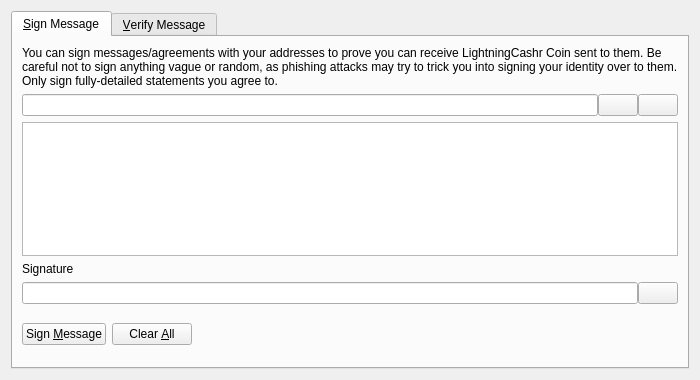
kryptoin/LightningCash-R, file src/qt/forms/signverifymessagedialog.ui: the form before one commit.
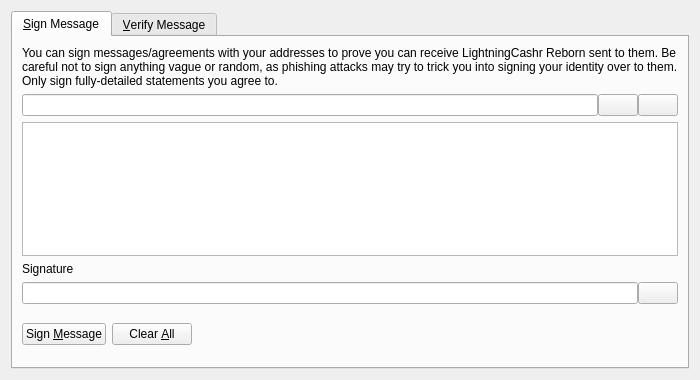
The form after the commit. Icons and pictures are not drawn. Custom widgets are drawn as their Qt base class.

The edit to the form file:
```diff
--- a/src/qt/forms/signverifymessagedialog.ui
+++ b/src/qt/forms/signverifymessagedialog.ui
@@ -30,7 +30,7 @@
        <item>
         <widget class="QLabel" name="infoLabel_SM">
          <property name="text">
-          <string>You can sign messages/agreements with your addresses to prove you can receive LightningCashr Coin sent to them. Be careful not to sign anything vague or random, as phishing attacks may try to trick you into signing your identity over to them. Only sign fully-detailed statements you agree to.</string>
+          <string>You can sign messages/agreements with your addresses to prove you can receive LightningCashr Reborn sent to them. Be careful not to sign anything vague or random, as phishing attacks may try to trick you into signing your identity over to them. Only sign fully-detailed statements you agree to.</string>
          </property>
          <property name="textFormat">
           <enum>Qt::PlainText</enum>
```
